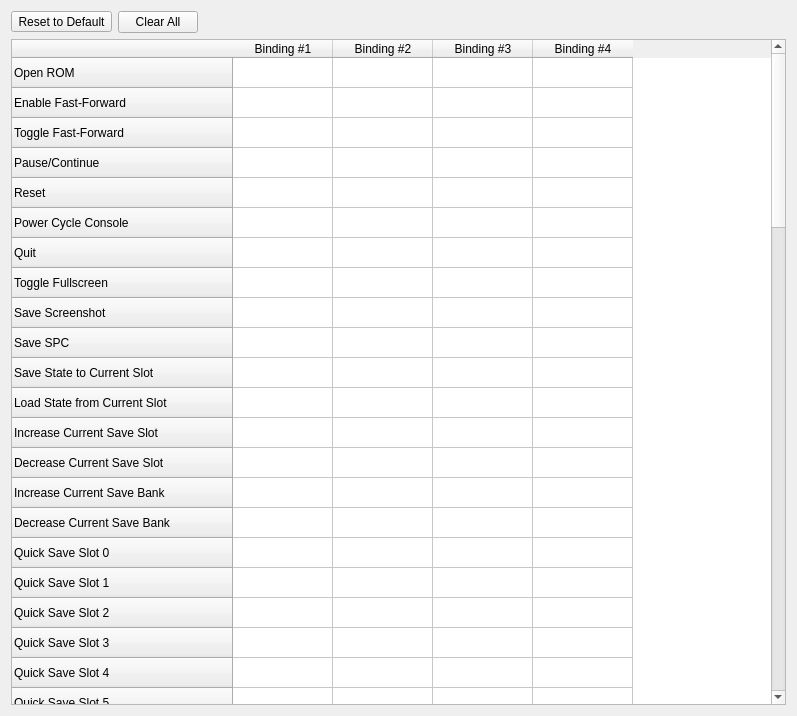
Above: qt/src/ShortcutsPanel.ui from shanytc/snes9x before the change. Below: the same form after it.
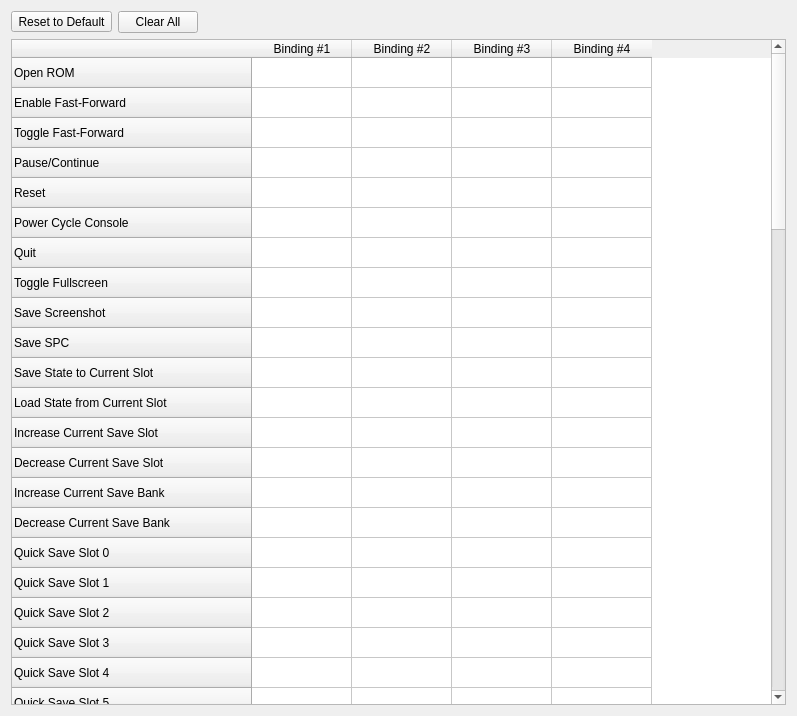
That is the form after the change.

Commit message: Super Game Boy Color: an SGB2 with a Game Boy Color inside, replacing the SGB+GBC hacks

```diff
--- a/qt/src/ShortcutsPanel.ui
+++ b/qt/src/ShortcutsPanel.ui
@@ -433,12 +433,7 @@
      </row>
      <row>
       <property name="text">
-       <string>Game Boy Model: SGB + GBC (hack)</string>
-      </property>
-     </row>
-     <row>
-      <property name="text">
-       <string>Game Boy Model: SGB2 + GBC (hack)</string>
+       <string>Game Boy Model: Super Game Boy Color</string>
       </property>
      </row>
      <column>
```
The commit also changes 32 other files.
